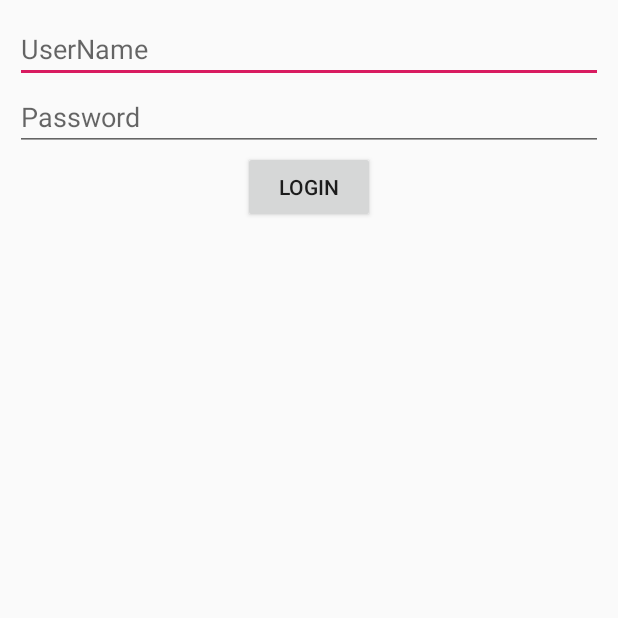
After one commit to LanceDCantu/BookBrowser, an Android app: the login screen opened directly, with no data from a screen before it, on a phone screen of 412 x 824 dp, the top half of it. The commit adds this screen. Run offline under Robolectric (Android 15) with nearby library versions, the phone set to English and light mode, and no system bars.

Commit message:
Added login under menu.

```diff
--- a/app/src/main/AndroidManifest.xml
+++ b/app/src/main/AndroidManifest.xml
@@ -49,6 +49,11 @@
                 android:label="@string/title_activity_cart"
                 android:theme="@style/AppTheme.NoActionBar">
         </activity>
+        <activity
+                android:name=".login"
+                android:label="@string/title_activity_login"
+                android:theme="@style/AppTheme.NoActionBar">
+        </activity>
     </application>
 
 </manifest>
--- a/app/src/main/java/com/example/lance/bookbrowser/MainActivity.kt
+++ b/app/src/main/java/com/example/lance/bookbrowser/MainActivity.kt
@@ -90,6 +90,11 @@ class MainActivity : AppCompatActivity(), NavigationView.OnNavigationItemSelecte
                 //intent.putExtra("keyIdentifier", value)
                 startActivity(intent)
             }
+            R.id.nav_login -> {
+                val intent = Intent(this, login::class.java)
+                //intent.putExtra("keyIdentifier", value)
+                startActivity(intent)
+            }
             R.id.nav_logout -> {
                 finish()  // This call is missing.
             }
--- /dev/null
+++ b/app/src/main/java/com/example/lance/bookbrowser/login.kt
@@ -0,0 +1,22 @@
+package com.example.lance.bookbrowser
+
+import android.os.Bundle
+import android.support.design.widget.Snackbar
+import android.support.v7.app.AppCompatActivity;
+import android.widget.Toast
+
+import kotlinx.android.synthetic.main.activity_login.*
+
+class login : AppCompatActivity() {
+
+    override fun onCreate(savedInstanceState: Bundle?) {
+        super.onCreate(savedInstanceState)
+        setContentView(R.layout.activity_login)
+
+        login_btn.setOnClickListener {
+            var status=if(username_et.text.toString().equals("firstui")
+                && password_et.text.toString().equals("password")) "Logged In Successfully" else "Login failed"
+            Toast.makeText(this,status, Toast.LENGTH_SHORT).show()
+        }
+    }
+}
--- /dev/null
+++ b/app/src/main/res/layout/activity_login.xml
@@ -0,0 +1,38 @@
+<?xml version="1.0" encoding="utf-8"?>
+<RelativeLayout
+        xmlns:android="http://schemas.android.com/apk/res/android"
+        xmlns:tools="http://schemas.android.com/tools"
+        xmlns:app="http://schemas.android.com/apk/res-auto"
+        android:layout_width="match_parent"
+        android:layout_height="match_parent"
+        tools:context=".MainActivity">
+
+    <LinearLayout
+            android:layout_width="match_parent"
+            android:layout_margin="10dp"
+            android:layout_height="wrap_content"
+            android:orientation="vertical">
+
+        <EditText
+                android:id="@+id/username_et"
+                android:layout_width="match_parent"
+                android:layout_height="wrap_content"
+                android:hint="UserName"/>
+
+        <EditText
+                android:id="@+id/password_et"
+                android:layout_width="match_parent"
+                android:layout_height="wrap_content"
+                android:hint="Password"
+                android:inputType="textPassword"/>
+
+        <Button
+                android:id="@+id/login_btn"
+                android:layout_width="wrap_content"
+                android:layout_height="wrap_content"
+                android:text="Login"
+                android:layout_gravity="center"/>
+
+    </LinearLayout>
+
+</RelativeLayout>
--- a/app/src/main/res/menu/activity_main_drawer.xml
+++ b/app/src/main/res/menu/activity_main_drawer.xml
@@ -21,6 +21,10 @@
                 android:icon="@drawable/baseline_info_24"
                 android:title="About Us"/>
         <item
+                android:id="@+id/nav_login"
+                android:icon="@drawable/baseline_power_settings_new_24"
+                android:title="Login"/>
+        <item
                 android:id="@+id/nav_logout"
                 android:icon="@drawable/baseline_power_settings_new_24"
                 android:title="Log Out"/>
--- a/app/src/main/res/values/strings.xml
+++ b/app/src/main/res/values/strings.xml
@@ -33,4 +33,5 @@
     <string name="subtotal">"Subtotal = price+$$$"</string>
     <string name="title_activity_cartview">cartview</string>
     <string name="title_activity_cart">cart</string>
+    <string name="title_activity_login">login</string>
 </resources>
```
Also changed, not shown: app/src/main/res/layout/content_login.xml (added, +12 -0 lines).
